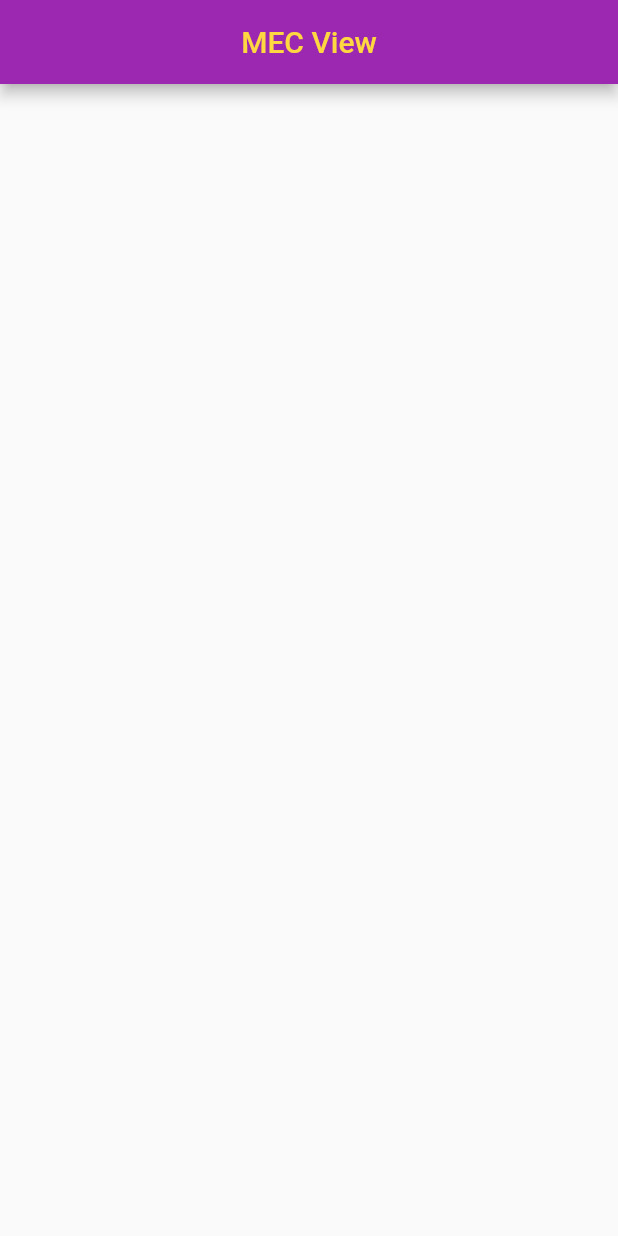
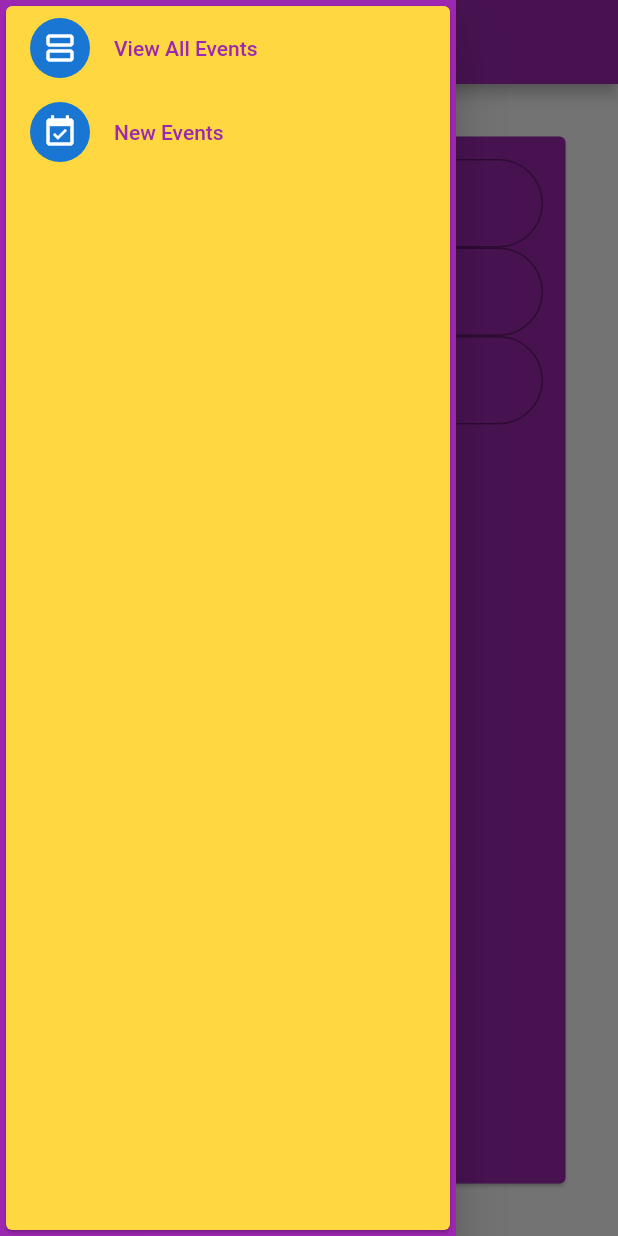
Before and after one commit to razzaksr/MuthayammalFlutterSpace2023AI, a Flutter app: the screen it shows after launch, with the side drawer open (before the commit the screen has no drawer), on a phone screen of 412 x 824 dp. Run offline on Flutter 3.47's test engine with Material 2 defaults, Android fonts, the phone set to English and light mode, and no system bars; our stand-ins replace cloud_firestore, firebase_core, toast; accounts and stored records are empty.

Commit message:
Flutter Firebase Create,Drawer Done

```diff
--- /dev/null
+++ b/Flutter Firebase/mecevents/lib/EventDrawer.dart
@@ -0,0 +1,49 @@
+import 'package:flutter/material.dart';
+import 'package:mecevents/ListEverything.dart';
+import 'package:mecevents/NewEvent.dart';
+class EventDrawer extends StatefulWidget {
+  const EventDrawer({super.key});
+
+  @override
+  State<EventDrawer> createState() => _EventDrawerState();
+}
+
+class _EventDrawerState extends State<EventDrawer> {
+  @override
+  Widget build(BuildContext context) {
+    return Drawer(
+      backgroundColor: Colors.purple,
+      child: Card(
+        color: Colors.amberAccent,
+        child: ListView(
+          children: [
+            ListTile(
+              title: Text('View All Events',style: TextStyle(color: Colors.purple),),
+              leading: CircleAvatar(
+                child: Icon(Icons.view_agenda_outlined),
+              ),
+              onTap: (){
+                Navigator.pushReplacement(
+                    context, MaterialPageRoute(
+                  builder: (context) => ListEverything(),
+                ));
+              },
+            ),
+            ListTile(
+              title: Text('New Events',style: TextStyle(color: Colors.purple),),
+              leading: CircleAvatar(
+                child: Icon(Icons.event_available),
+              ),
+              onTap: (){
+                Navigator.pushReplacement(
+                    context, MaterialPageRoute(
+                  builder: (context) => NewEvent(),
+                ));
+              },
+            )
+          ],
+        ),
+      ),
+    );
+  }
+}
--- a/Flutter Firebase/mecevents/lib/ListEverything.dart
+++ b/Flutter Firebase/mecevents/lib/ListEverything.dart
@@ -1,5 +1,6 @@
 import 'package:cloud_firestore/cloud_firestore.dart';
 import 'package:flutter/material.dart';
+import 'package:mecevents/EventDrawer.dart';
 import 'package:toast/toast.dart';
 class ListEverything extends StatefulWidget {
   const ListEverything({super.key});
@@ -22,6 +23,7 @@ class _ListEverythingState extends State<ListEverything> {
         foregroundColor: Colors.amberAccent,
         backgroundColor: Colors.purple,
       ),
+      drawer: EventDrawer(),
       body:StreamBuilder(
         stream: fireStoreObject.collection("symposium").snapshots(),
         builder: (context, snapshot) {
--- /dev/null
+++ b/Flutter Firebase/mecevents/lib/NewEvent.dart
@@ -0,0 +1,98 @@
+import 'package:cloud_firestore/cloud_firestore.dart';
+import 'package:flutter/material.dart';
+import 'package:mecevents/EventDrawer.dart';
+import 'package:toast/toast.dart';
+class NewEvent extends StatefulWidget {
+  const NewEvent({super.key});
+
+  @override
+  State<NewEvent> createState() => _NewEventState();
+}
+
+class _NewEventState extends State<NewEvent> {
+
+  final fireStoreObj = FirebaseFirestore.instance;
+
+  var idController=TextEditingController();
+  var nameController=TextEditingController();
+  var dateController=TextEditingController();
+
+  @override
+  Widget build(BuildContext context) {
+    ToastContext().init(context);
+    return Scaffold(
+      appBar: AppBar(
+        title: Text('MEC New Event'),
+        centerTitle: true,
+        backgroundColor: Colors.purple,
+        foregroundColor: Colors.amberAccent,
+      ),
+        drawer: EventDrawer(),
+      body:Center(
+        child: Padding(
+          padding: EdgeInsets.all(20.0),
+          child: Card(
+            color: Colors.purple,
+            margin: EdgeInsets.all(15.0),
+            child: Padding(
+              padding: const EdgeInsets.all(15.0),
+              child: Column(
+                mainAxisAlignment: MainAxisAlignment.start,
+                crossAxisAlignment: CrossAxisAlignment.center,
+                children: [
+                  TextField(
+                    style: TextStyle(color:Colors.amberAccent),
+                    controller: idController,
+                    decoration: InputDecoration(
+                      border: OutlineInputBorder(
+                        borderRadius: BorderRadius.circular(30.0),
+                      ),
+                      hintText: "Event ID",
+                    ),
+                  ),
+                  TextField(
+                    style: TextStyle(color:Colors.amberAccent),
+                    controller: nameController,
+                    decoration: InputDecoration(
+                      border: OutlineInputBorder(
+                        borderRadius: BorderRadius.circular(30.0),
+                      ),
+                      hintText: "Event Name",
+                    ),
+                  ),
+                  TextField(
+                    style: TextStyle(color:Colors.amberAccent),
+                    controller: dateController,
+                    decoration: InputDecoration(
+                      border: OutlineInputBorder(
+                        borderRadius: BorderRadius.circular(30.0),
+                      ),
+                      hintText: "Event Date YYYY-MM-DD",
+                    ),
+                  ),
+                  OutlinedButton.icon(
+                      onPressed: ()async{
+                        Map<String,dynamic> document={
+                          "event_id":idController.text,
+                          "event_name":nameController.text,
+                          "event_date":DateTime.parse(dateController.text),
+                          "event_participants":[],
+                          "event_participnats_count":0,
+                          "event_winner":"",
+                          "event_runner":""
+                        };
+                        await fireStoreObj.collection("symposium").add(document);
+                        Toast.show("Event Created",duration: Toast.lengthLong);
+                      },
+                      icon: Icon(Icons.event),
+                      label: Text("Add event")
+                  )
+                ],
+              ),
+            ),
+          ),
+        ),
+      )
+    );
+  }
+}
--- a/Flutter Firebase/mecevents/lib/main.dart
+++ b/Flutter Firebase/mecevents/lib/main.dart
@@ -1,6 +1,7 @@
 import 'package:firebase_core/firebase_core.dart';
 import 'package:flutter/material.dart';
 import 'package:mecevents/ListEverything.dart';
+import 'package:mecevents/NewEvent.dart';
 import 'package:mecevents/firebase_options.dart';
 
 void main() async{
@@ -9,6 +10,7 @@ void main() async{
     options: DefaultFirebaseOptions.currentPlatform,
   );
   runApp(MaterialApp(
-    home:ListEverything()
+    // home:ListEverything()
+    home:NewEvent()
   ));
 }
```
